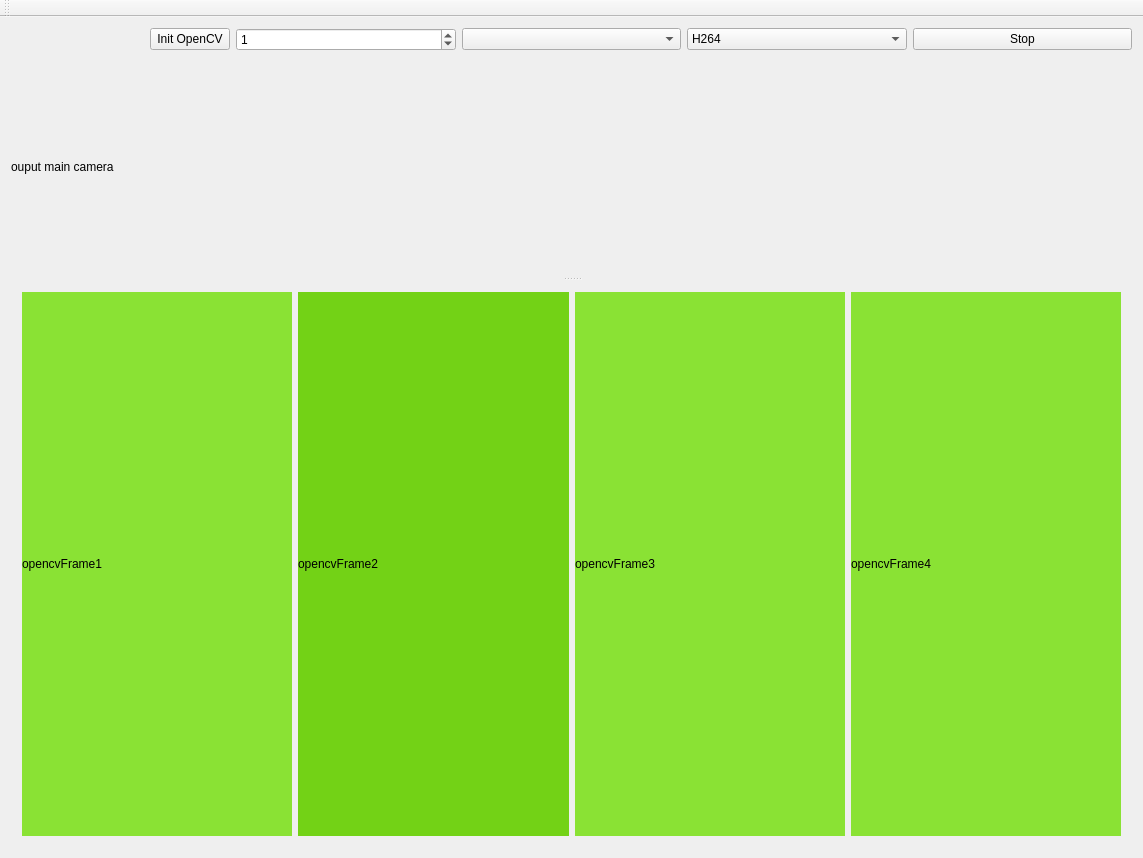
Before: the Qt Designer form ViwerVideo/mainwindow.ui in werasaimon/VideoCameras_PiplineStream, drawn with Qt 5.
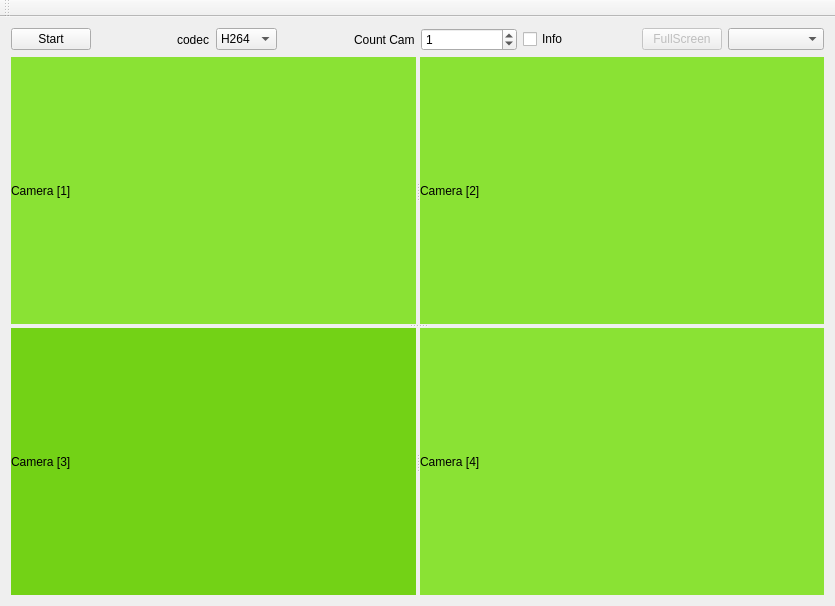
After: the same form once the commit is applied. Custom widgets are drawn as their Qt base class.

What changed in the file:
```diff
--- a/ViwerVideo/mainwindow.ui
+++ b/ViwerVideo/mainwindow.ui
@@ -6,8 +6,8 @@
    <rect>
     <x>0</x>
     <y>0</y>
-    <width>1143</width>
-    <height>858</height>
+    <width>835</width>
+    <height>606</height>
    </rect>
   </property>
   <property name="windowTitle">
@@ -17,10 +17,41 @@
    <layout class="QGridLayout" name="gridLayout">
     <item row="0" column="0">
      <layout class="QHBoxLayout" name="horizontalLayout">
-      <item alignment="Qt::AlignRight">
+      <item alignment="Qt::AlignLeft">
        <widget class="QPushButton" name="InitOpenCV_button">
         <property name="text">
-         <string>Init OpenCV</string>
+         <string>Start</string>
+        </property>
+       </widget>
+      </item>
+      <item alignment="Qt::AlignRight">
+       <widget class="QLabel" name="label">
+        <property name="text">
+         <string>codec</string>
+        </property>
+       </widget>
+      </item>
+      <item alignment="Qt::AlignLeft">
+       <widget class="QComboBox" name="comboBox_codec">
+        <property name="enabled">
+         <bool>true</bool>
+        </property>
+        <item>
+         <property name="text">
+          <string>H264</string>
+         </property>
+        </item>
+        <item>
+         <property name="text">
+          <string>JPEG</string>
+         </property>
+        </item>
+       </widget>
+      </item>
+      <item alignment="Qt::AlignRight">
+       <widget class="QLabel" name="label_2">
+        <property name="text">
+         <string>Count Cam</string>
         </property>
        </widget>
       </item>
@@ -31,49 +62,44 @@
         </property>
        </widget>
       </item>
+      <item>
+       <widget class="QCheckBox" name="checkBox_Info">
+        <property name="text">
+         <string>Info</string>
+        </property>
+       </widget>
+      </item>
+      <item alignment="Qt::AlignRight">
+       <widget class="QPushButton" name="pushButton_FullWindow">
+        <property name="enabled">
+         <bool>false</bool>
+        </property>
+        <property name="text">
+         <string>FullScreen</string>
+        </property>
+       </widget>
+      </item>
       <item>
        <widget class="QComboBox" name="comboBox_cameras"/>
       </item>
-      <item>
-       <widget class="QComboBox" name="comboBox_codec">
-        <item>
-         <property name="text">
-          <string>H264</string>
-         </property>
-        </item>
-        <item>
-         <property name="text">
-          <string>JPEG</string>
-         </property>
-        </item>
-       </widget>
-      </item>
-      <item>
-       <widget class="QPushButton" name="pushButton_stop">
-        <property name="text">
-         <string>Stop</string>
-        </property>
-       </widget>
-      </item>
      </layout>
     </item>
     <item row="1" column="0">
-     <layout class="QHBoxLayout" name="horizontalLayout_3"/>
-    </item>
-    <item row="2" column="0">
-     <widget class="QSplitter" name="splitter">
+     <widget class="QSplitter" name="splitter_3">
       <property name="orientation">
        <enum>Qt::Vertical</enum>
       </property>
-      <widget class="QLabel" name="OpenCVFrame_main">
-       <property name="text">
-        <string>ouput main camera</string>
+      <widget class="QSplitter" name="splitter">
+       <property name="orientation">
+        <enum>Qt::Horizontal</enum>
        </property>
-      </widget>
-      <widget class="QWidget" name="layoutWidget">
-       <layout class="QHBoxLayout" name="horizontalLayout_2">
-        <item>
-         <widget class="QLabel" name="opencvFrame">
+       <widget class="LabelVideo" name="opencvFrame">
+        <property name="sizePolicy">
+         <sizepolicy hsizetype="Ignored" vsizetype="Ignored">
+          <horstretch>0</horstretch>
+          <verstretch>0</verstretch>
+         </sizepolicy>
+        </property>
           <property name="autoFillBackground">
            <bool>false</bool>
           </property>
@@ -81,44 +107,59 @@
            <string notr="true">background-color: rgb(138, 226, 52);</string>
           </property>
           <property name="text">
-           <string>opencvFrame1</string>
+         <string>Camera [1]</string>
           </property>
           <property name="scaledContents">
            <bool>false</bool>
           </property>
          </widget>
-        </item>
-        <item>
-         <widget class="QLabel" name="opencvFrame2">
+       <widget class="LabelVideo" name="opencvFrame2">
+        <property name="sizePolicy">
+         <sizepolicy hsizetype="Ignored" vsizetype="Ignored">
+          <horstretch>0</horstretch>
+          <verstretch>0</verstretch>
+         </sizepolicy>
+        </property>
+        <property name="styleSheet">
+         <string notr="true">background-color: rgb(138, 226, 52);</string>
+        </property>
+        <property name="text">
+         <string>Camera [2]</string>
+        </property>
+       </widget>
+      </widget>
+      <widget class="QSplitter" name="splitter_2">
+       <property name="orientation">
+        <enum>Qt::Horizontal</enum>
+       </property>
+       <widget class="LabelVideo" name="opencvFrame3">
+        <property name="sizePolicy">
+         <sizepolicy hsizetype="Ignored" vsizetype="Ignored">
+          <horstretch>0</horstretch>
+          <verstretch>0</verstretch>
+         </sizepolicy>
+        </property>
           <property name="styleSheet">
            <string notr="true">background-color: rgb(115, 210, 22);</string>
           </property>
           <property name="text">
-           <string>opencvFrame2</string>
-          </property>
-         </widget>
-        </item>
-        <item>
-         <widget class="QLabel" name="opencvFrame3">
-          <property name="styleSheet">
-           <string notr="true">background-color: rgb(138, 226, 52);</string>
-          </property>
-          <property name="text">
-           <string>opencvFrame3</string>
-          </property>
-         </widget>
-        </item>
-        <item>
-         <widget class="QLabel" name="opencvFrame4">
+         <string>Camera [3]</string>
+        </property>
+       </widget>
+       <widget class="LabelVideo" name="opencvFrame4">
+        <property name="sizePolicy">
+         <sizepolicy hsizetype="Ignored" vsizetype="Ignored">
+          <horstretch>0</horstretch>
+          <verstretch>0</verstretch>
+         </sizepolicy>
+        </property>
           <property name="styleSheet">
            <string notr="true">background-color: rgb(138, 226, 52);</string>
           </property>
           <property name="text">
-           <string>opencvFrame4</string>
-          </property>
-         </widget>
-        </item>
-       </layout>
+         <string>Camera [4]</string>
+        </property>
+       </widget>
       </widget>
      </widget>
     </item>
@@ -134,6 +175,13 @@
   </widget>
  </widget>
  <layoutdefault spacing="6" margin="11"/>
+ <customwidgets>
+  <customwidget>
+   <class>LabelVideo</class>
+   <extends>QLabel</extends>
+   <header>labelvideo.h</header>
+  </customwidget>
+ </customwidgets>
  <tabstops>
   <tabstop>InitOpenCV_button</tabstop>
  </tabstops>
```
Lines whose indentation alone changed are shown as unchanged.
